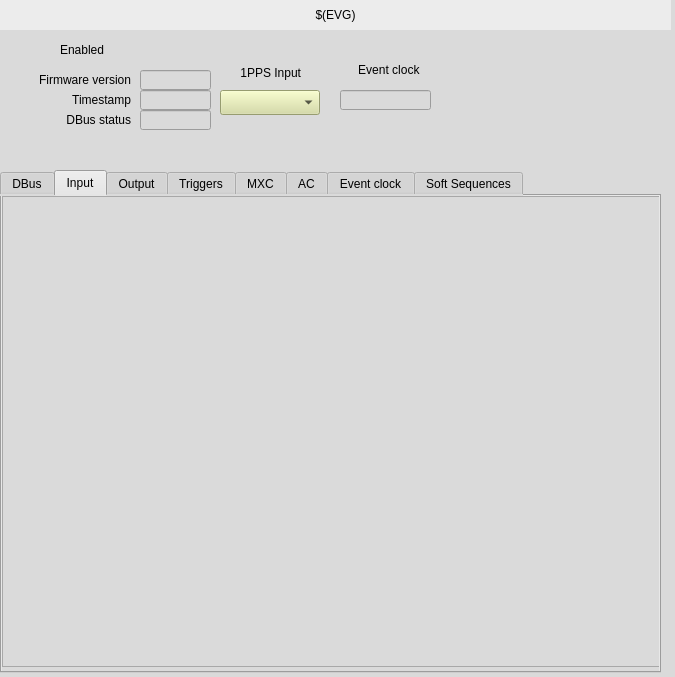
Qt form ui/EVG/evg_master.ui (epics-modules/mrfioc2) before a commit.
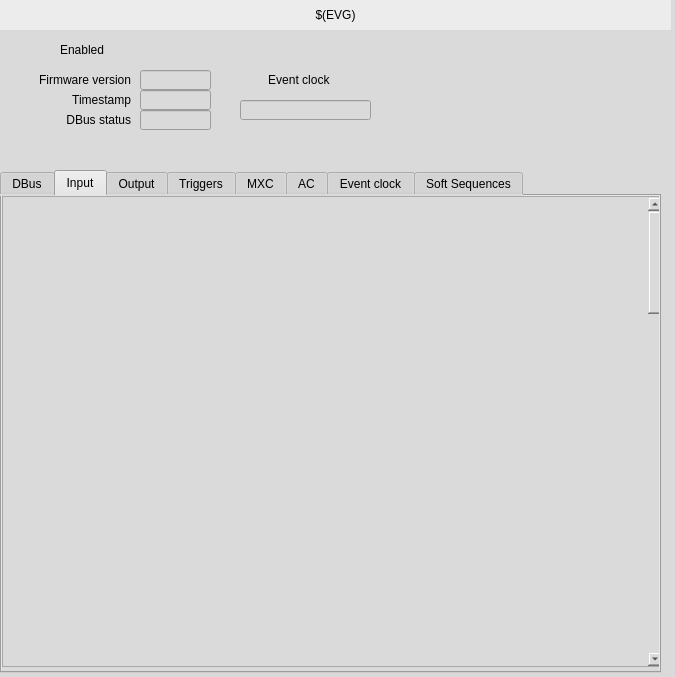
The same form after that commit. The open tabs and pages were chosen to show the change. Custom widgets are drawn as their Qt base class.

Patch:
```diff
--- a/ui/EVG/evg_master.ui
+++ b/ui/EVG/evg_master.ui
@@ -134,38 +134,6 @@
      <set>Qt::AlignRight|Qt::AlignTrailing|Qt::AlignVCenter</set>
     </property>
    </widget>
-   <widget class="QLabel" name="label_6">
-    <property name="geometry">
-     <rect>
-      <x>220</x>
-      <y>60</y>
-      <width>81</width>
-      <height>25</height>
-     </rect>
-    </property>
-    <property name="text">
-     <string>1PPS Input</string>
-    </property>
-    <property name="alignment">
-     <set>Qt::AlignRight|Qt::AlignTrailing|Qt::AlignVCenter</set>
-    </property>
-   </widget>
-   <widget class="caMenu" name="camenu">
-    <property name="geometry">
-     <rect>
-      <x>220</x>
-      <y>90</y>
-      <width>100</width>
-      <height>25</height>
-     </rect>
-    </property>
-    <property name="styleSheet">
-     <string notr="true">background-color: rgb(212, 219, 157);</string>
-    </property>
-    <property name="channel" stdset="0">
-     <string notr="true">$(EVG):1ppsInp-Sel</string>
-    </property>
-   </widget>
    <widget class="caLineEdit" name="calineedit_4">
     <property name="geometry">
      <rect>
@@ -406,17 +374,23 @@
         <rect>
          <x>0</x>
          <y>0</y>
-         <width>659</width>
-         <height>469</height>
+         <width>641</width>
+         <height>2000</height>
         </rect>
        </property>
+       <property name="minimumSize">
+        <size>
+         <width>0</width>
+         <height>2000</height>
+        </size>
+       </property>
        <widget class="caInclude" name="cainclude_4">
         <property name="geometry">
          <rect>
           <x>10</x>
-          <y>30</y>
-          <width>310</width>
-          <height>20</height>
+          <y>10</y>
+          <width>565</width>
+          <height>85</height>
          </rect>
         </property>
         <property name="macro">
@@ -430,9 +404,9 @@
         <property name="geometry">
          <rect>
           <x>10</x>
-          <y>50</y>
-          <width>310</width>
-          <height>20</height>
+          <y>95</y>
+          <width>565</width>
+          <height>85</height>
          </rect>
         </property>
         <property name="macro">
@@ -446,9 +420,9 @@
         <property name="geometry">
          <rect>
           <x>10</x>
-          <y>100</y>
-          <width>310</width>
-          <height>20</height>
+          <y>190</y>
+          <width>565</width>
+          <height>85</height>
          </rect>
         </property>
         <property name="macro">
@@ -462,9 +436,9 @@
         <property name="geometry">
          <rect>
           <x>10</x>
-          <y>120</y>
-          <width>310</width>
-          <height>20</height>
+          <y>275</y>
+          <width>565</width>
+          <height>85</height>
          </rect>
         </property>
         <property name="macro">
@@ -478,9 +452,9 @@
         <property name="geometry">
          <rect>
           <x>10</x>
-          <y>140</y>
-          <width>310</width>
-          <height>20</height>
+          <y>360</y>
+          <width>565</width>
+          <height>85</height>
          </rect>
         </property>
         <property name="macro">
@@ -494,9 +468,9 @@
         <property name="geometry">
          <rect>
           <x>10</x>
-          <y>160</y>
-          <width>310</width>
-          <height>20</height>
+          <y>445</y>
+          <width>565</width>
+          <height>85</height>
          </rect>
         </property>
         <property name="macro">
@@ -1369,8 +1343,8 @@
    <widget class="QLabel" name="label_8">
     <property name="geometry">
      <rect>
-      <x>330</x>
-      <y>60</y>
+      <x>240</x>
+      <y>70</y>
       <width>121</width>
       <height>20</height>
      </rect>
@@ -1385,9 +1359,9 @@
    <widget class="caLineEdit" name="calineedit_12">
     <property name="geometry">
      <rect>
-      <x>340</x>
-      <y>90</y>
-      <width>91</width>
+      <x>240</x>
+      <y>100</y>
+      <width>131</width>
       <height>20</height>
      </rect>
     </property>
@@ -1420,11 +1394,6 @@
   </widget>
  </widget>
  <customwidgets>
-  <customwidget>
-   <class>caMenu</class>
-   <extends>QComboBox</extends>
-   <header>caMenu</header>
-  </customwidget>
   <customwidget>
    <class>caLabel</class>
    <extends>QLabel</extends>
```
Left out of the diff: 400 changed lines with no effect on the pictures.
